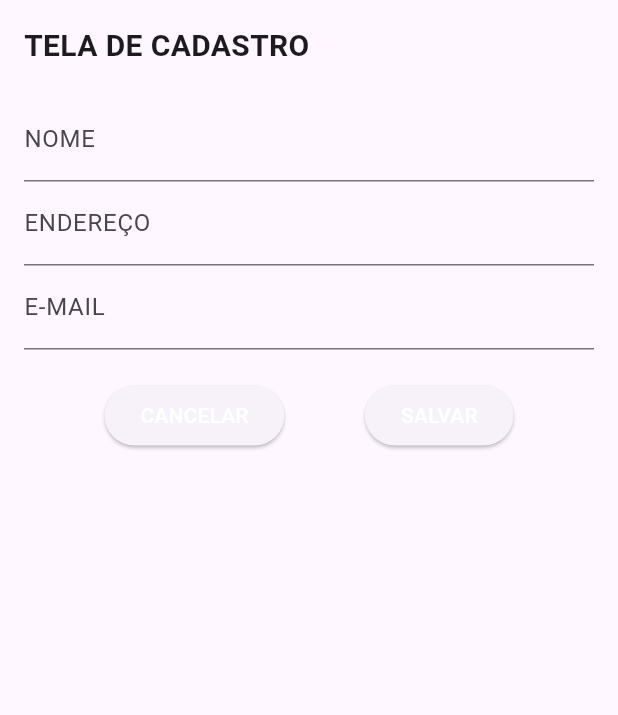
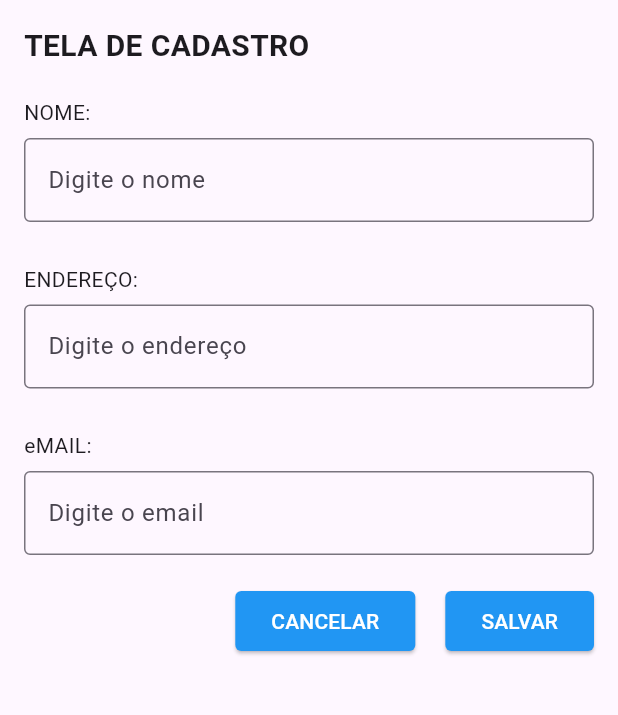
Before and after one commit to Rodorush/avaliacao_2_flutter, a Flutter app: the screen it shows after launch, on a phone screen of 412 x 824 dp, the part 84-799 px from its top. Run offline on Flutter 3.47's test engine with Material 3 defaults, Android fonts, the phone set to English and light mode, and no system bars.

Commit message:
Ajustado layout
Ajustado Layout para fidelidade da tela proposta no exercício do PDF em anexo.

```diff
--- a/lib/main.dart
+++ b/lib/main.dart
@@ -32,39 +32,68 @@ class Home extends StatelessWidget {
                 style: TextStyle(fontSize: 20, fontWeight: FontWeight.bold),
               ),
               const SizedBox(height: 20),
+              const Text('NOME:'),
+              const SizedBox(height: 7),
               const TextField(
                 decoration: InputDecoration(
-                  labelText: 'NOME',
-                  hintText: 'Digite o nome',
+                  border: OutlineInputBorder(),
+                  labelText: 'Digite o nome'
                 ),
               ),
+              const SizedBox(height: 28),
+              const Text('ENDEREÇO:'),
+              const SizedBox(height: 7),
               const TextField(
                 decoration: InputDecoration(
-                  labelText: 'ENDEREÇO',
-                  hintText: 'Digite o endereço',
+                  border: OutlineInputBorder(),
+                  labelText: 'Digite o endereço',
                 ),
               ),
+              const SizedBox(height: 28),
+              const Text('eMAIL:'),
+              const SizedBox(height: 7),
               const TextField(
                 decoration: InputDecoration(
-                  labelText: 'E-MAIL',
-                  hintText: 'Digite o e-mail',
+                  border: OutlineInputBorder(),
+                  labelText: 'Digite o email',
                 ),
               ),
               const SizedBox(height: 20),
               Row(
-                mainAxisAlignment: MainAxisAlignment.spaceEvenly,
-                children: [
+                mainAxisAlignment: MainAxisAlignment.end,
+                children: <Widget>[
                   ElevatedButton(
                     onPressed: () {
                       _mostrarDialogo(context, 'Cancelar');
                     },
+                    style: ButtonStyle(
+                      backgroundColor: MaterialStateProperty.all<Color>(Colors.blue),
+                      shape: MaterialStateProperty.all<OutlinedBorder>(
+                        const RoundedRectangleBorder(
+                          borderRadius: BorderRadius.all(
+                            Radius.circular(4.0),
+                          )
+                        )
+                      )
+                    ),
                     child: const Text('CANCELAR',
                         style: TextStyle(color: Colors.white)),
                   ),
+                  const SizedBox(width: 20),
                   ElevatedButton(
                     onPressed: () {
                       _mostrarDialogo(context, 'Salvar');
                     },
+                    style: ButtonStyle(
+                        backgroundColor: MaterialStateProperty.all<Color>(Colors.blue),
+                        shape: MaterialStateProperty.all<OutlinedBorder>(
+                            const RoundedRectangleBorder(
+                                borderRadius: BorderRadius.all(
+                                  Radius.circular(4.0),
+                                )
+                            )
+                        )
+                    ),
                     child: const Text('SALVAR',
                         style: TextStyle(color: Colors.white)),
                   ),
```
Also changed, not shown: 1 other file.
